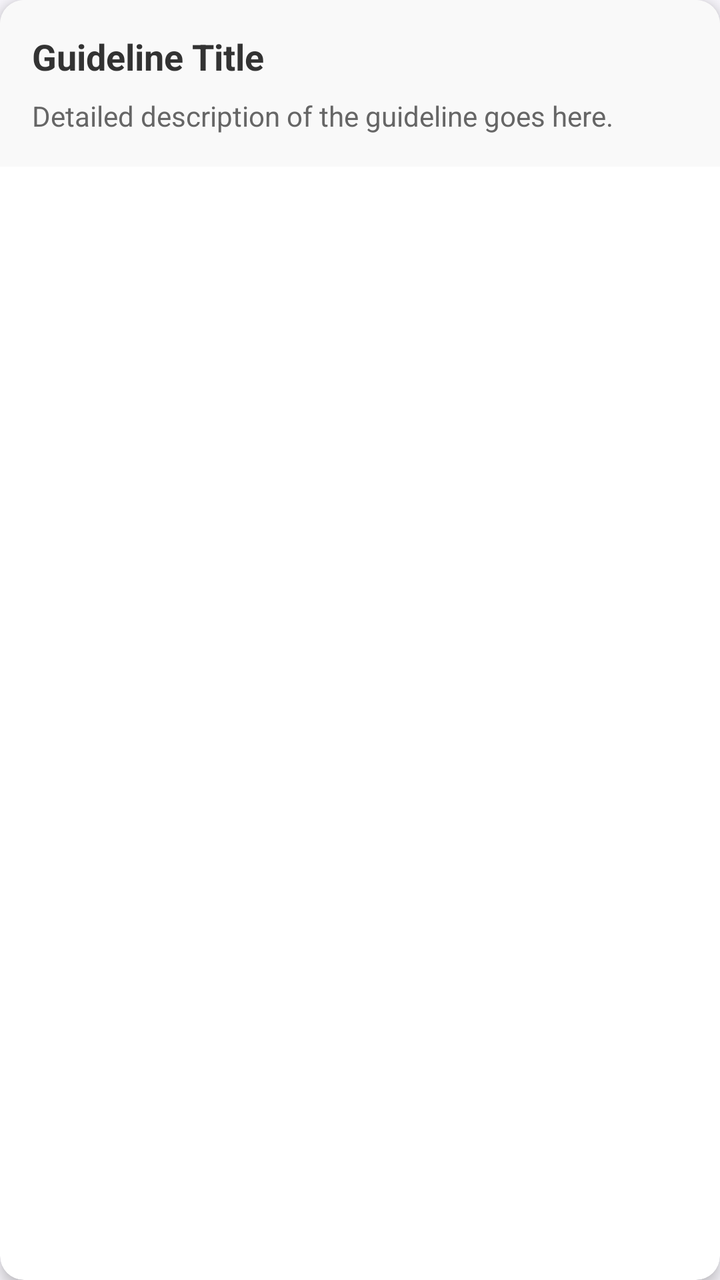
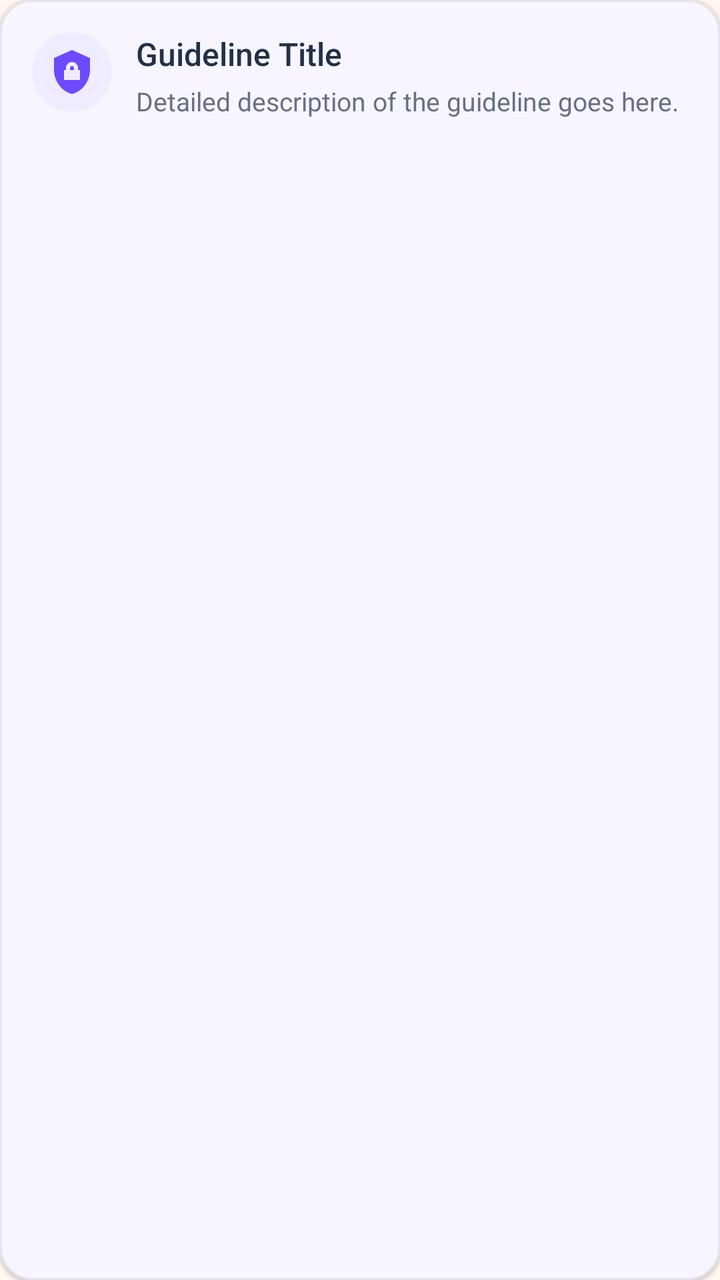

The first picture is an Android layout as it rendered before a commit; the second is the same layout after the commit. The layout source and the unified diff follow.
<!-- AndroidManifest.xml: application theme Theme.EmpowHer -->
<!-- res/layout/item_guideline.xml -->
<?xml version="1.0" encoding="utf-8"?>
<androidx.cardview.widget.CardView xmlns:android="http://schemas.android.com/apk/res/android"
    xmlns:app="http://schemas.android.com/apk/res-auto"
    android:layout_width="match_parent"
    android:layout_height="wrap_content"
    android:layout_margin="8dp"
    app:cardCornerRadius="12dp"
    app:cardElevation="4dp">

    <LinearLayout
        android:layout_width="match_parent"
        android:layout_height="wrap_content"
        android:orientation="vertical"
        android:padding="16dp"
        android:background="#F9F9F9">

        <TextView
            android:id="@+id/tvTitle"
            android:layout_width="match_parent"
            android:layout_height="wrap_content"
            android:text="Guideline Title"
            android:textColor="#333333"
            android:textSize="18sp"
            android:textStyle="bold" />

        <TextView
            android:id="@+id/tvDescription"
            android:layout_width="match_parent"
            android:layout_height="wrap_content"
            android:layout_marginTop="8dp"
            android:text="Detailed description of the guideline goes here."
            android:textColor="#666666"
            android:textSize="14sp" />
    </LinearLayout>
</androidx.cardview.widget.CardView>
<!-- resources referenced by this layout -->
<resources>
  <style name="Theme.EmpowHer" parent="Base.Theme.EmpowHer" />
  <style name="Base.Theme.EmpowHer" parent="Theme.Material3.DayNight.NoActionBar">
          <item name="colorPrimary">@color/deep_purple</item>
          <item name="colorOnPrimary">@color/white</item>
          <item name="colorSecondary">@color/deep_purple</item>
          <item name="colorSurface">@color/woshield_card_bg</item>
          <item name="android:windowBackground">@color/woshield_bg</item>
          <item name="android:statusBarColor">@color/dark_purple</item>
      </style>
  <color name="deep_purple">#6D3DB8</color>
  <color name="white">#FFFFFF</color>
  <color name="woshield_card_bg">#FFFFFF</color>
  <color name="woshield_bg">#F8F6FC</color>
  <color name="dark_purple">#382253</color>
</resources>

<!-- the commit's change to res/layout/item_guideline.xml (unified diff, before → after) -->
@@ -1,35 +1,54 @@
-<?xml version="1.0" encoding="utf-8"?>
-<androidx.cardview.widget.CardView xmlns:android="http://schemas.android.com/apk/res/android"
+<com.google.android.material.card.MaterialCardView xmlns:android="http://schemas.android.com/apk/res/android"
     xmlns:app="http://schemas.android.com/apk/res-auto"
     android:layout_width="match_parent"
     android:layout_height="wrap_content"
-    android:layout_margin="8dp"
-    app:cardCornerRadius="12dp"
-    app:cardElevation="4dp">
+    android:layout_marginBottom="12dp"
+    app:cardCornerRadius="16dp"
+    app:cardElevation="1dp"
+    app:cardBackgroundColor="@color/surface_card"
+    app:strokeColor="@color/subtle_border"
+    app:strokeWidth="1dp">
 
     <LinearLayout
         android:layout_width="match_parent"
         android:layout_height="wrap_content"
-        android:orientation="vertical"
-        android:padding="16dp"
-        android:background="#F9F9F9">
+        android:orientation="horizontal"
+        android:padding="16dp">
 
-        <TextView
-            android:id="@+id/tvTitle"
-            android:layout_width="match_parent"
+        <ImageView
+            android:layout_width="40dp"
+            android:layout_height="40dp"
+            android:background="@drawable/rounded_corner"
+            android:backgroundTint="@color/soft_violet"
+            android:padding="8dp"
+            android:src="@drawable/ic_shield_lock"
+            app:tint="@color/royal_violet" />
+
+        <LinearLayout
+            android:layout_width="0dp"
             android:layout_height="wrap_content"
-            android:text="Guideline Title"
-            android:textColor="#333333"
-            android:textSize="18sp"
-            android:textStyle="bold" />
+            android:layout_marginStart="12dp"
+            android:layout_weight="1"
+            android:orientation="vertical">
 
-        <TextView
-            android:id="@+id/tvDescription"
-            android:layout_width="match_parent"
-            android:layout_height="wrap_content"
-            android:layout_marginTop="8dp"
-            android:text="Detailed description of the guideline goes here."
-            android:textColor="#666666"
-            android:textSize="14sp" />
+            <TextView
+                android:id="@+id/tvTitle"
+                android:layout_width="match_parent"
+                android:layout_height="wrap_content"
+                android:text="Guideline Title"
+                android:textColor="@color/midnight_slate"
+                android:textSize="16sp"
+                android:fontFamily="sans-serif-medium" />
+
+            <TextView
+                android:id="@+id/tvDescription"
+                android:layout_width="match_parent"
+                android:layout_height="wrap_content"
+                android:layout_marginTop="4dp"
+                android:lineSpacingExtra="2dp"
+                android:text="Detailed description of the guideline goes here."
+                android:textColor="@color/secondary_slate"
+                android:textSize="13sp" />
+        </LinearLayout>
     </LinearLayout>
-</androidx.cardview.widget.CardView>
+</com.google.android.material.card.MaterialCardView>
<!-- resource entries referenced after the edit -->
@@ -1,18 +1,51 @@
 <!-- resources referenced by this layout -->
 <resources>
+  <color name="midnight_slate">#243047</color>
+  <color name="royal_violet">#6D4AFF</color>
+  <color name="secondary_slate">#667085</color>
+  <color name="soft_violet">#F0ECFF</color>
+  <color name="subtle_border">#E7E2EC</color>
+  <color name="surface_card">#FFFFFF</color>
+  <!-- drawable ic_shield_lock (drawable) -->
+  <vector xmlns:android="http://schemas.android.com/apk/res/android"
+      android:width="24dp"
+      android:height="24dp"
+      android:viewportWidth="24"
+      android:viewportHeight="24">
+      <path
+          android:fillColor="#FF6D3DB8"
+          android:pathData="M12,1L3,5v6c0,5.55 3.84,10.74 9,12 5.16,-1.26 9,-6.45 9,-12V5l-9,-4zm0,6c1.66,0 3,1.34 3,3v1h1v5H8v-5h1v-1c0,-1.66 1.34,-3 3,-3zm0,2c-0.55,0 -1,0.45 -1,1v1h2v-1c0,-0.55 -0.45,-1 -1,-1z" />
+  </vector>
+  <!-- drawable rounded_corner (drawable) -->
+  <?xml version="1.0" encoding="utf-8"?>
+  <shape xmlns:android="http://schemas.android.com/apk/res/android"
+      android:shape="rectangle">
+      <corners android:radius="24dp"/>
+      <stroke android:width="1dip" android:color="@color/white"/>
+  
+  </shape>
   <style name="Theme.EmpowHer" parent="Base.Theme.EmpowHer" />
   <style name="Base.Theme.EmpowHer" parent="Theme.Material3.DayNight.NoActionBar">
-          <item name="colorPrimary">@color/deep_purple</item>
+          <item name="colorPrimary">@color/royal_violet</item>
           <item name="colorOnPrimary">@color/white</item>
-          <item name="colorSecondary">@color/deep_purple</item>
+          <item name="colorSecondary">@color/royal_violet</item>
           <item name="colorSurface">@color/woshield_card_bg</item>
           <item name="android:windowBackground">@color/woshield_bg</item>
-          <item name="android:statusBarColor">@color/dark_purple</item>
+          <item name="android:statusBarColor">@color/woshield_bg</item>
+          <item name="android:windowLightStatusBar" tools:targetApi="m">true</item>
+          <item name="materialCardViewStyle">@style/Widget.Woshield.Card</item>
       </style>
-  <color name="deep_purple">#6D3DB8</color>
   <color name="white">#FFFFFF</color>
   <color name="woshield_card_bg">#FFFFFF</color>
-  <color name="woshield_bg">#F8F6FC</color>
-  <color name="dark_purple">#382253</color>
+  <color name="woshield_bg">#FFF7F0</color>
+  <style name="Widget.Woshield.Card" parent="Widget.Material3.CardView.Elevated">
+          <item name="cardCornerRadius">@dimen/radius_card</item>
+          <item name="cardElevation">@dimen/elevation_card</item>
+          <item name="strokeWidth">1dp</item>
+          <item name="strokeColor">@color/subtle_border</item>
+          <item name="cardBackgroundColor">@color/woshield_card_bg</item>
+      </style>
+  <dimen name="radius_card">16dp</dimen>
+  <dimen name="elevation_card">2dp</dimen>
 </resources>
 
